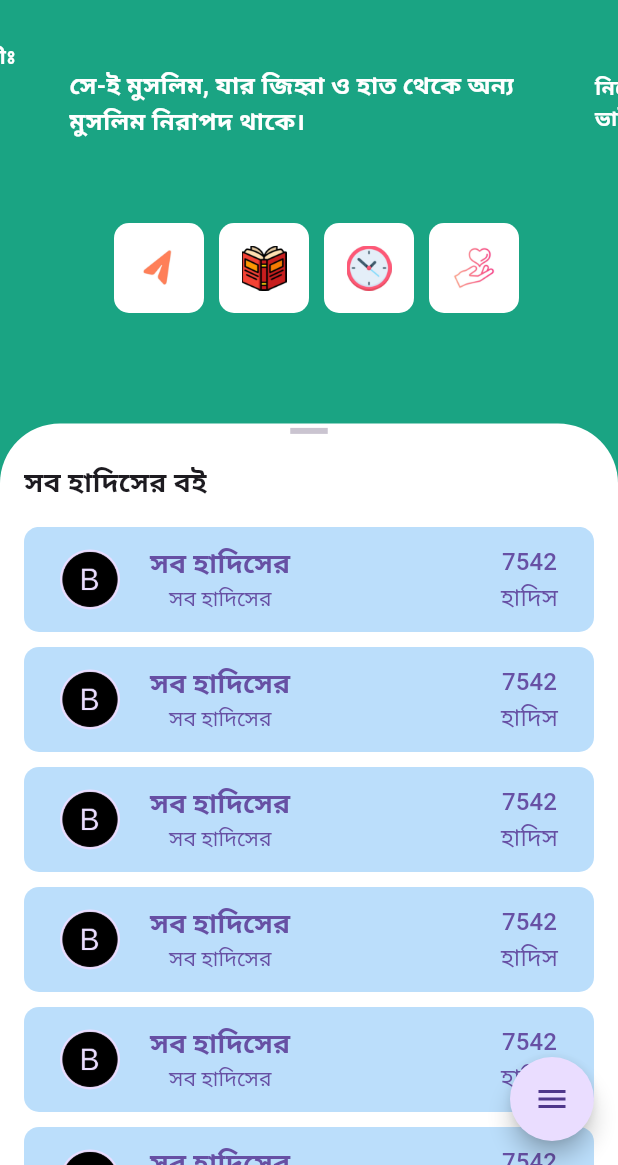
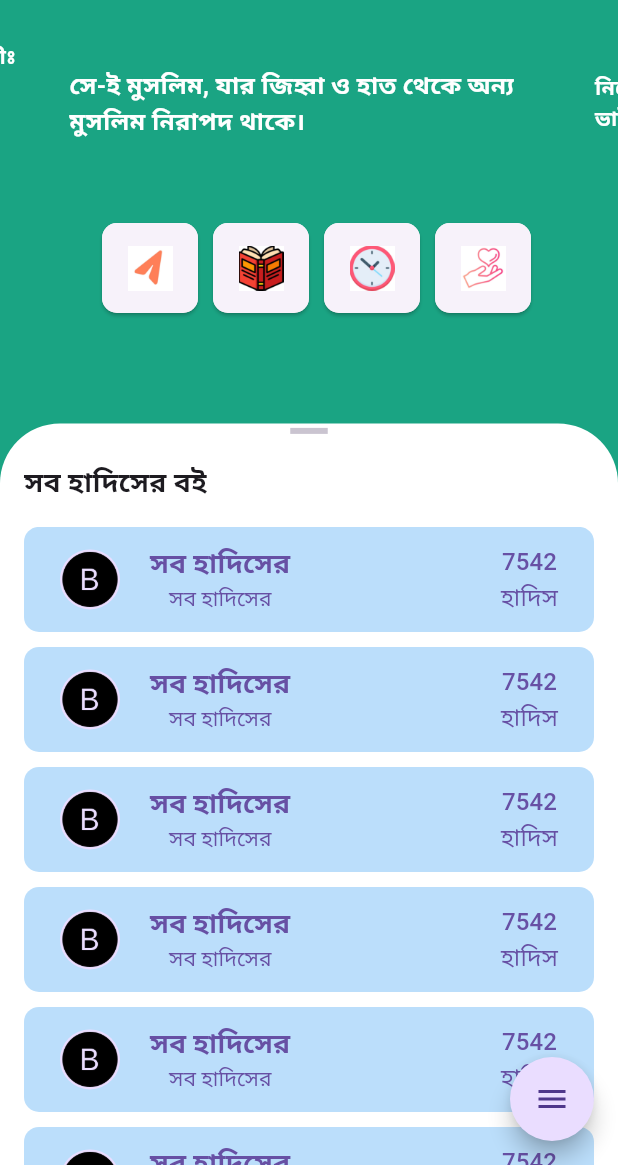
Before and after one commit to faisaldevs/al-hadith, a Flutter app: the screen it shows after launch, on a phone screen of 412 x 824 dp, the part 71-1236 px from its top. Run offline on Flutter 3.47's test engine with Material 3 defaults, Android fonts, the phone set to English and light mode, and no system bars; drawn by our look-alikes of carousel_slider, flutter_advanced_drawer, flutter_speed_dial; our stand-ins replace drift, get; accounts and stored records are empty.

```diff
--- a/lib/app/screens/global_components/custom_icon_button.dart
+++ b/lib/app/screens/global_components/custom_icon_button.dart
@@ -2,19 +2,35 @@ import 'package:flutter/material.dart';
 
 class CustomIconButtons extends StatelessWidget {
   const CustomIconButtons({super.key, required this.imageUrl});
+
   final String imageUrl;
 
   @override
   Widget build(BuildContext context) {
     return Container(
       margin: const EdgeInsets.only(left: 10),
-      padding: const EdgeInsets.all(15),
+      // padding: const EdgeInsets.all(15),
       decoration: const BoxDecoration(
         color: Colors.white,
         borderRadius: BorderRadius.all(Radius.circular(10)),
       ),
-      child: Image.asset(imageUrl,width: 30,),
-
+      child: ElevatedButton(
+        style: ButtonStyle(
+          padding: const MaterialStatePropertyAll(EdgeInsets.all(15)),
+          // backgroundColor: MaterialStatePropertyAll(Colors.white),
+          // overlayColor: MaterialStatePropertyAll(Colors.white),
+          shape: MaterialStatePropertyAll(
+            RoundedRectangleBorder(
+              borderRadius: BorderRadius.circular(10),
+            ),
+          ),
+        ),
+        child: Image.asset(
+          imageUrl,
+          width: 30,
+        ),
+        onPressed: () {},
+      ),
     );
   }
 }
```
